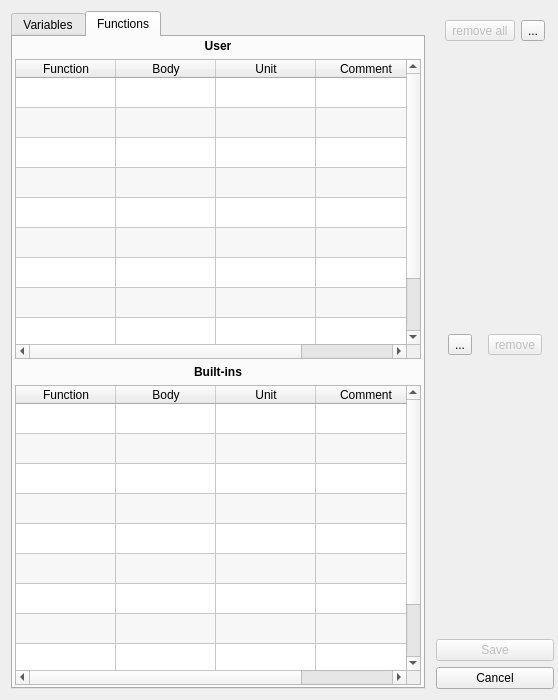
solyoma/FalconCalc, file FalconCalcQt/VariablesFunctionsDialog.ui: the form before one commit.
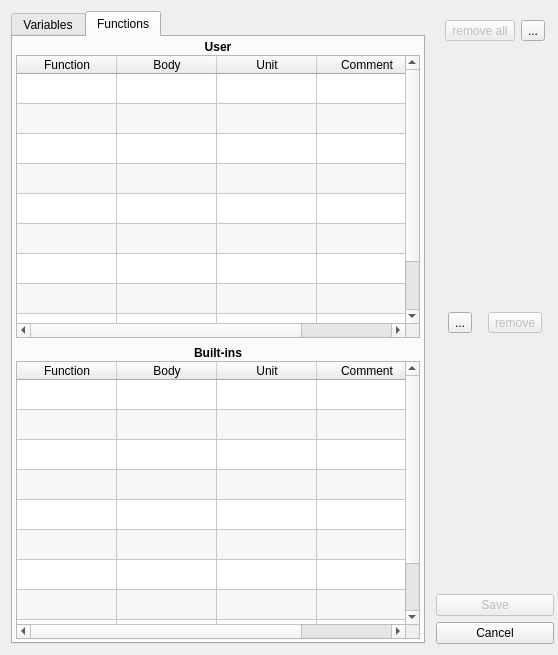
The form after the commit. The open tabs and pages were chosen to show the change. Icons and pictures are not drawn.

Diff of the .ui file:
```diff
--- a/FalconCalcQt/VariablesFunctionsDialog.ui
+++ b/FalconCalcQt/VariablesFunctionsDialog.ui
@@ -7,7 +7,7 @@
     <x>0</x>
     <y>0</y>
     <width>558</width>
-    <height>700</height>
+    <height>655</height>
    </rect>
   </property>
   <property name="windowTitle">
@@ -229,6 +229,30 @@
            <number>2</number>
           </property>
           <item>
+           <widget class="QWidget" name="pnlUserFuncs" native="true">
+            <property name="minimumSize">
+             <size>
+              <width>0</width>
+              <height>300</height>
+             </size>
+            </property>
+            <layout class="QVBoxLayout" name="verticalLayout_6">
+             <property name="spacing">
+              <number>1</number>
+             </property>
+             <property name="leftMargin">
+              <number>1</number>
+             </property>
+             <property name="topMargin">
+              <number>1</number>
+             </property>
+             <property name="rightMargin">
+              <number>1</number>
+             </property>
+             <property name="bottomMargin">
+              <number>1</number>
+             </property>
+             <item>
            <widget class="QLabel" name="label_2">
             <property name="font">
              <font>
@@ -296,6 +320,33 @@
             </column>
            </widget>
           </item>
+            </layout>
+           </widget>
+          </item>
+          <item>
+           <widget class="QWidget" name="pnlBuiltinFuncs" native="true">
+            <property name="minimumSize">
+             <size>
+              <width>0</width>
+              <height>0</height>
+             </size>
+            </property>
+            <layout class="QVBoxLayout" name="verticalLayout_5">
+             <property name="spacing">
+              <number>1</number>
+             </property>
+             <property name="leftMargin">
+              <number>1</number>
+             </property>
+             <property name="topMargin">
+              <number>1</number>
+             </property>
+             <property name="rightMargin">
+              <number>1</number>
+             </property>
+             <property name="bottomMargin">
+              <number>1</number>
+             </property>
           <item>
            <widget class="QLabel" name="label_4">
             <property name="font">
@@ -368,6 +419,9 @@
               <string>Comment</string>
              </property>
             </column>
+              </widget>
+             </item>
+            </layout>
            </widget>
           </item>
          </layout>
```
Left out of the diff: 54 changed lines with no effect on the pictures. Lines whose indentation alone changed are shown as unchanged.
